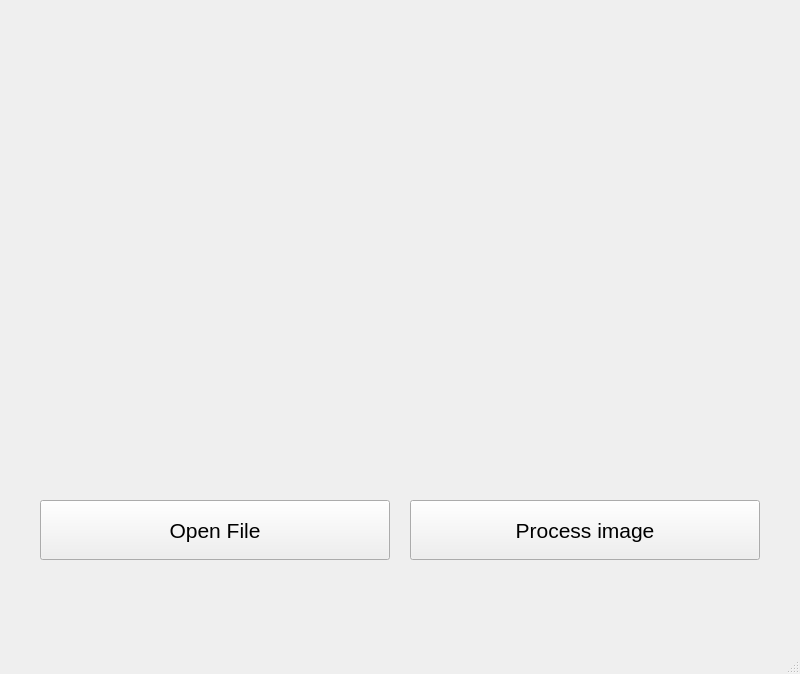
This is gui/image.ui in michalgorul/cvapr-facenet as Qt 5 draws it before an edit. The edited form follows.
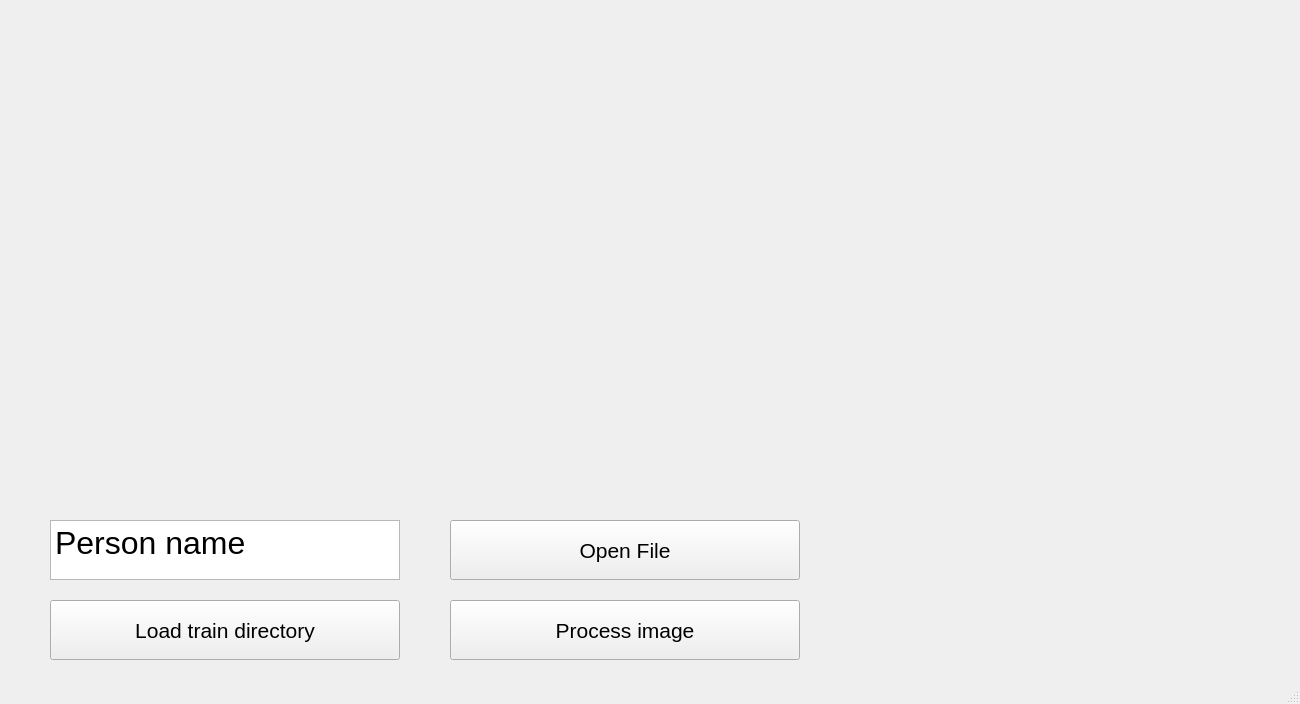
This is the edited form.

The edit to the form file:
```diff
--- a/gui/image.ui
+++ b/gui/image.ui
@@ -6,8 +6,8 @@
    <rect>
     <x>0</x>
     <y>0</y>
-    <width>800</width>
-    <height>674</height>
+    <width>1300</width>
+    <height>704</height>
    </rect>
   </property>
   <property name="windowTitle">
@@ -17,8 +17,8 @@
    <widget class="QPushButton" name="pushButton">
     <property name="geometry">
      <rect>
-      <x>40</x>
-      <y>500</y>
+      <x>450</x>
+      <y>520</y>
       <width>350</width>
       <height>60</height>
      </rect>
@@ -41,9 +41,9 @@
    <widget class="QLabel" name="label">
     <property name="geometry">
      <rect>
-      <x>40</x>
-      <y>10</y>
-      <width>720</width>
+      <x>50</x>
+      <y>20</y>
+      <width>560</width>
       <height>471</height>
      </rect>
     </property>
@@ -54,32 +54,11 @@
      <set>Qt::AlignCenter</set>
     </property>
    </widget>
-   <widget class="QLabel" name="label_2">
-    <property name="geometry">
-     <rect>
-      <x>40</x>
-      <y>580</y>
-      <width>720</width>
-      <height>51</height>
-     </rect>
-    </property>
-    <property name="font">
-     <font>
-      <pointsize>28</pointsize>
-      <weight>50</weight>
-      <italic>false</italic>
-      <bold>false</bold>
-     </font>
-    </property>
-    <property name="text">
-     <string/>
-    </property>
-   </widget>
    <widget class="QPushButton" name="pushButton_2">
     <property name="geometry">
      <rect>
-      <x>410</x>
-      <y>500</y>
+      <x>450</x>
+      <y>600</y>
       <width>350</width>
       <height>60</height>
      </rect>
@@ -99,6 +78,68 @@
      <string>Process image</string>
     </property>
    </widget>
+   <widget class="QLabel" name="label_3">
+    <property name="geometry">
+     <rect>
+      <x>690</x>
+      <y>20</y>
+      <width>560</width>
+      <height>471</height>
+     </rect>
+    </property>
+    <property name="text">
+     <string/>
+    </property>
+    <property name="alignment">
+     <set>Qt::AlignCenter</set>
+    </property>
+   </widget>
+   <widget class="QPushButton" name="pushButton_3">
+    <property name="geometry">
+     <rect>
+      <x>50</x>
+      <y>600</y>
+      <width>350</width>
+      <height>60</height>
+     </rect>
+    </property>
+    <property name="sizePolicy">
+     <sizepolicy hsizetype="Minimum" vsizetype="Fixed">
+      <horstretch>0</horstretch>
+      <verstretch>0</verstretch>
+     </sizepolicy>
+    </property>
+    <property name="font">
+     <font>
+      <pointsize>16</pointsize>
+     </font>
+    </property>
+    <property name="text">
+     <string>Load train directory</string>
+    </property>
+   </widget>
+   <widget class="QTextEdit" name="textEdit">
+    <property name="geometry">
+     <rect>
+      <x>50</x>
+      <y>520</y>
+      <width>350</width>
+      <height>60</height>
+     </rect>
+    </property>
+    <property name="font">
+     <font>
+      <pointsize>20</pointsize>
+     </font>
+    </property>
+    <property name="html">
+     <string>&lt;!DOCTYPE HTML PUBLIC &quot;-//W3C//DTD HTML 4.0//EN&quot; &quot;http://www.w3.org/TR/REC-html40/strict.dtd&quot;&gt;
+&lt;html&gt;&lt;head&gt;&lt;meta name=&quot;qrichtext&quot; content=&quot;1&quot; /&gt;&lt;style type=&quot;text/css&quot;&gt;
+p, li { white-space: pre-wrap; }
+&lt;/style&gt;&lt;/head&gt;&lt;body style=&quot; font-family:'MS Shell Dlg 2'; font-size:20pt; font-weight:400; font-style:normal;&quot;&gt;
+&lt;p style=&quot; margin-top:0px; margin-bottom:0px; margin-left:0px; margin-right:0px; -qt-block-indent:0; text-indent:0px;&quot;&gt;&lt;span style=&quot; font-size:24pt;&quot;&gt;Person name&lt;/span&gt;&lt;/p&gt;&lt;/body&gt;&lt;/html&gt;</string>
+    </property>
+   </widget>
   </widget>
   <widget class="QMenuBar" name="menubar">
    <property name="geometry">
```
Left out of the diff: 2 changed lines with no effect on the pictures.
